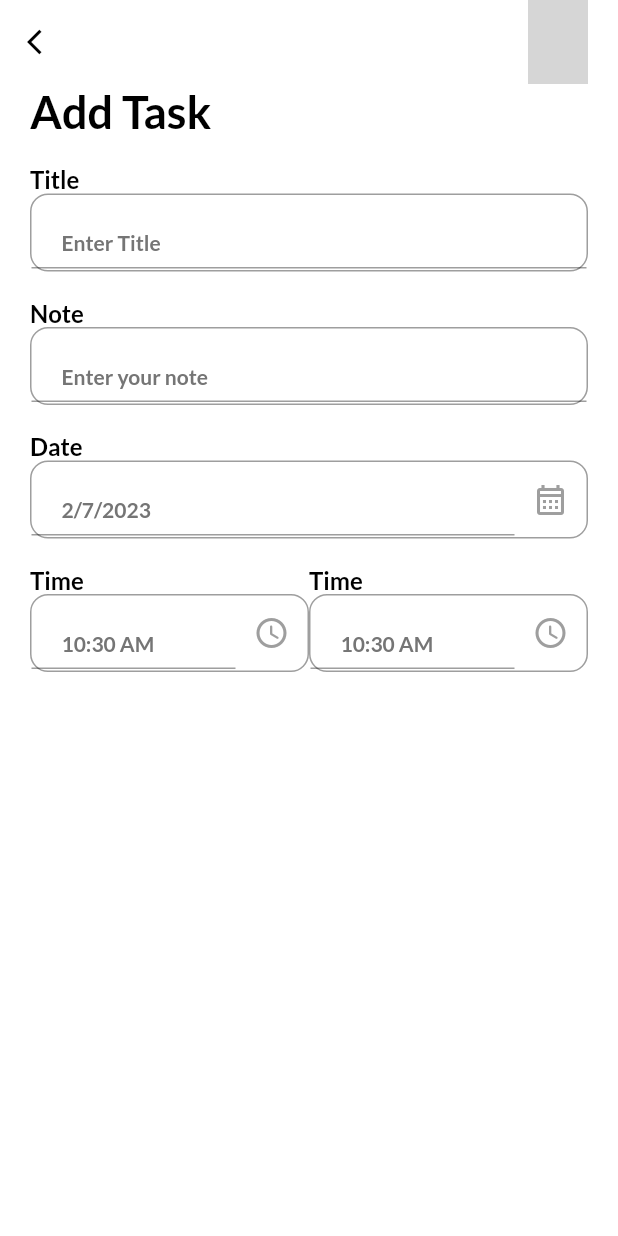
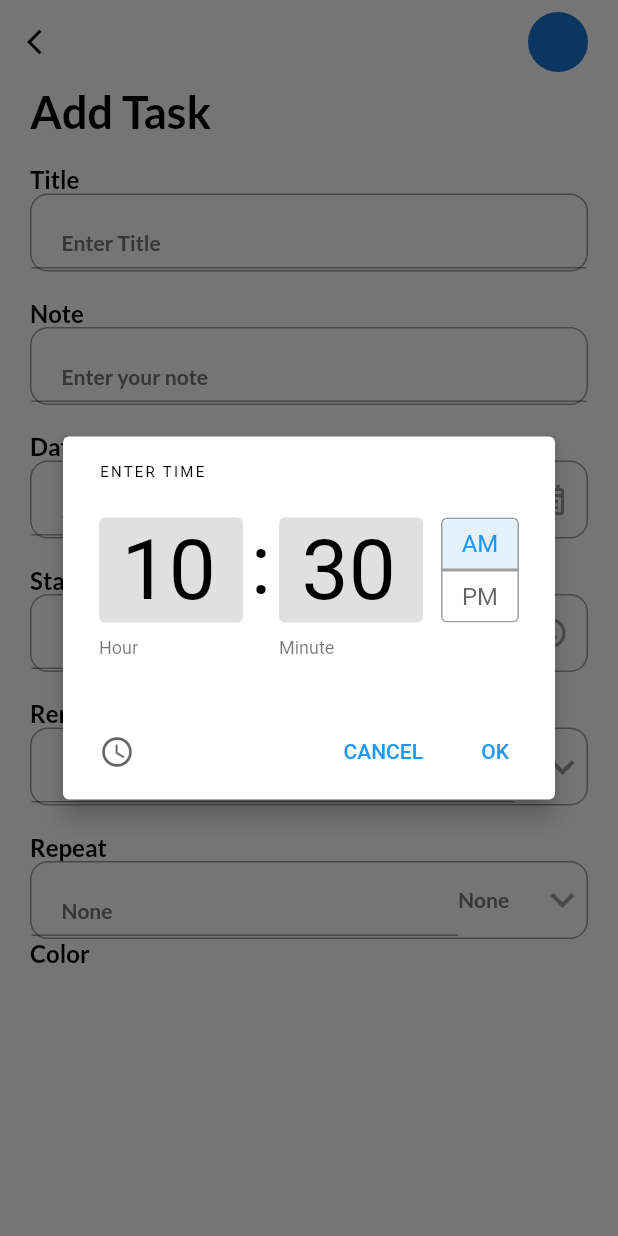
Before and after one commit to Neutx/Remind_Me, a Flutter app: the AddTaskPage screen opened directly, after a tap on the "access time" icon, on a phone screen of 412 x 824 dp. Run offline on Flutter 3.47's test engine with Material 2 defaults, Android fonts, the light colour scheme and no system bars; our stand-ins replace date_picker_timeline, flutter_local_notifications, get, get_storage, google_fonts; accounts and stored records are empty; grey boxes are pictures that could not be loaded.

Commit message:
ui almost completed for add task page

```diff
--- a/lib/ui/add_task_bar.dart
+++ b/lib/ui/add_task_bar.dart
@@ -1,4 +1,6 @@
 // ignore_for_file: prefer_const_constructors, no_leading_underscores_for_local_identifiers, unnecessary_import, avoid_unnecessary_containers, prefer_final_fields, prefer_const_literals_to_create_immutables
+
+import 'dart:math';
 
 import 'package:flutter/cupertino.dart';
 import 'package:flutter/material.dart';
@@ -19,6 +21,10 @@
   DateTime _selectedDate = DateTime.now();
   String _endTime = '09:30 PM';
   String _startTime = DateFormat("hh:mm a").format(DateTime.now()).toString();
+  int _selectedRemind=5;
+  List<int> remindList = [5, 10, 15, 30, 60];
+  String _selectedRepeat="None";
+  List<String> repeatList = ["None", "Daily", "Weekly", "Monthly", "Yearly"];
 
   @override
   Widget build(BuildContext context) {
@@ -57,26 +63,100 @@
                 children: [
                   Expanded(
                     child: MyInputField(
-                      title: 'Time',
+                      title: 'Start Time',
                       hint: _startTime,
                       widget: IconButton(
                         icon:
                             Icon(Icons.access_time_rounded, color: Colors.grey),
-                        onPressed: () {},
+                        onPressed: () {
+                          _getTimeFromUser(isStartTime: true);
+                        },
                       ),
                     ),
                   ),
+                  SizedBox(
+                    width: 12,
+                  ),
                   Expanded(
                     child: MyInputField(
-                      title: 'Time',
-                      hint: _startTime,
+                      title: 'End Time',
+                      hint: _endTime,
                       widget: IconButton(
                         icon:
                             Icon(Icons.access_time_rounded, color: Colors.grey),
-                        onPressed: () {},
+                        onPressed: () {
+                          _getTimeFromUser(isStartTime: false);
+                        },
                       ),
                     ),
                   ),
+                ],
+              ),
+              MyInputField(
+                title: 'Remind',
+                hint: '$_selectedRemind minutes before',
+                widget: DropdownButton(
+                  icon: Icon(Icons.keyboard_arrow_down, color: Colors.grey),
+                  iconSize: 32,
+                  elevation: 4,
+                  underline: Container(
+                    height: 0,
+                    color: Colors.transparent,
+                  ),
+                  style: subTitleStyle,
+                  value: _selectedRemind,
+                  items: remindList.map((int value) {
+                    return DropdownMenuItem(
+                      value: value,
+                      child: Text(value.toString()),
+                    );
+                  }).toList(),
+                  onChanged: (int? value) {
+                    setState(() {
+                      _selectedRemind = value!;
+                    });
+                  },
+                ),
+              ),
+              MyInputField(
+                title: 'Repeat',
+                hint: '$_selectedRepeat',
+                widget: DropdownButton(
+                  icon: Icon(Icons.keyboard_arrow_down, color: Colors.grey),
+                  iconSize: 32,
+                  elevation: 4,
+                  underline: Container(
+                    height: 0,
+                    color: Colors.transparent,
+                  ),
+                  onChanged: (String? newValue) {
+                    setState(() {
+                      _selectedRepeat = newValue!;
+                    });
+                  },
+                  style: subTitleStyle,
+                  value: _selectedRepeat,
+                  items: repeatList.map((String value) {
+                    return DropdownMenuItem(
+                      value: value,
+                      child: Text(value),
+                    );
+                  }).toList(),
+
+                ),
+              ),
+              Row(
+                children: [
+                  Column(
+                    children: [
+                      Text("Color", style: titleStyle),
+                      Wrap(
+                        children: [
+
+                        ],
+                      )
+                    ],
+                  )
                 ],
               )
             ],
@@ -126,4 +206,33 @@
       });
     }
   }
+
+
+  _getTimeFromUser({required bool isStartTime}) async {
+    var pickedTime = await _showTimePicker();
+    String _formattedTime = pickedTime.format(context);
+    if(pickedTime == null){
+      print("Time Canceled");
+    }else if(isStartTime == true){
+        setState(() {
+          _startTime = _formattedTime;
+        });
+    }else if(isStartTime == false){
+      setState(() {
+        _endTime = _formattedTime;
+      });
+    }
+  }
+
+  _showTimePicker(){
+    return showTimePicker(
+      context: context,
+      initialEntryMode: TimePickerEntryMode.input,
+      initialTime: TimeOfDay(
+        hour: int.parse(_startTime.split(":")[0]),
+        minute: int.parse(_startTime.split(":")[1].split(" ")[0]),
+      ),
+    );
+  }
+
 }
```
